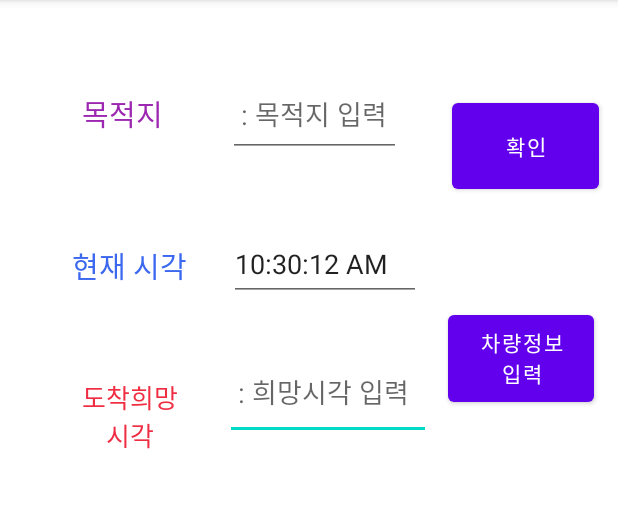
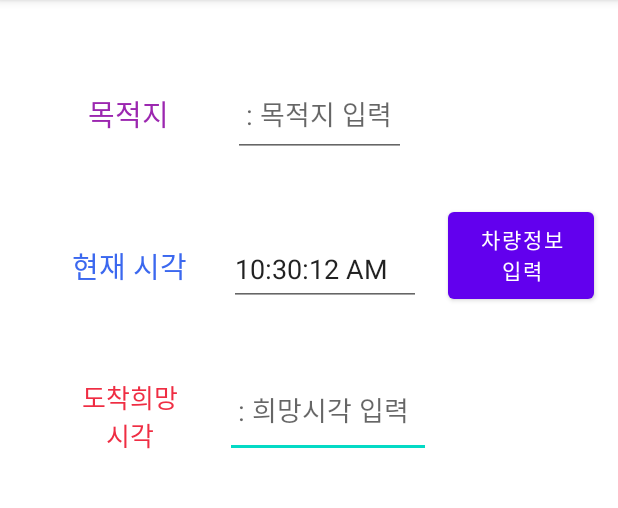
Before and after one commit to PcarChoong/PcarChoong, an Android app: the MainActivity screen opened directly, with no data from a screen before it, on a phone screen of 412 x 824 dp, the part 84-592 px from its top. Run offline under Robolectric (Android 15) with nearby library versions, the phone set to English and light mode, and no system bars; libraries missing offline, so code that uses them is left out: com.skt; network calls fail; 15 statements that could not run were skipped.

Commit message:
dabin-commit-2

```diff
--- a/app/src/main/java/com/example/pikachoong/MainActivity.java
+++ b/app/src/main/java/com/example/pikachoong/MainActivity.java
@@ -46,7 +46,7 @@ public class MainActivity extends AppCompatActivity implements TMapGpsManager.on
 
 
     private Button btn_remain;
-    private Button btn_confirm;
+//    private Button btn_confirm;
 
     private TMapData tmapdata;
     protected String space;
@@ -73,7 +73,7 @@ public class MainActivity extends AppCompatActivity implements TMapGpsManager.on
 
         setappointment_space(); // 약속 장소를 검색하고, 연관 리스트중 선택한 목적지를 텍스트로 나타내줌
 
-        StartNavigate(); // 목적지까지의 경로 나타내기
+//        StartNavigate(); // 목적지까지의 경로 나타내기
 
         Navigate n = new Navigate();
     }
@@ -110,6 +110,7 @@ public class MainActivity extends AppCompatActivity implements TMapGpsManager.on
             public void onClick(View view) {
                 Intent intent = new Intent(MainActivity.this, information.class);
                 //Intent(현재 액티비티(this), 이동할 액티비티(클래스))
+                intent.putExtra("mark", space);//"mark"라는 키값으로 목적지 명 전달
                 startActivity(intent); // activity 이동
             }//btn_batery를 클릭하면 수행할 동작
         });
@@ -161,18 +162,18 @@ public class MainActivity extends AppCompatActivity implements TMapGpsManager.on
     }
 
 
-    public void StartNavigate(){
-        btn_confirm = findViewById(R.id.btn_confirm);
-        btn_confirm.setOnClickListener(new View.OnClickListener() {
-            @Override
-            public void onClick(View view) {
-                Intent intent_space = new Intent(MainActivity.this, Navigate.class);
-                intent_space.putExtra("Mark", space);
-                startActivity(intent_space);
-
-            }
-        });
-    }
+//    public void StartNavigate(){
+//        btn_confirm = findViewById(R.id.btn_confirm);
+//        btn_confirm.setOnClickListener(new View.OnClickListener() {
+//            @Override
+//            public void onClick(View view) {
+//                Intent intent_space = new Intent(MainActivity.this, Navigate.class);
+//                intent_space.putExtra("Mark", space);
+//                startActivity(intent_space);
+//
+//            }
+//        });
+//    }
 
 
 
--- a/app/src/main/res/layout/activity_main.xml
+++ b/app/src/main/res/layout/activity_main.xml
@@ -12,25 +12,25 @@
         android:layout_width="97dp"
         android:layout_height="70dp"
         android:layout_marginEnd="10dp"
-        android:layout_marginBottom="40dp"
+        android:layout_marginBottom="120dp"
         android:text="차량정보\n입력"
         app:layout_constraintBottom_toTopOf="@+id/linearLayoutTmap"
         app:layout_constraintEnd_toEndOf="parent"
         app:layout_constraintStart_toEndOf="@+id/et_appointmenttime"
-        app:layout_constraintTop_toBottomOf="@+id/btn_confirm" />
+        app:layout_constraintTop_toBottomOf="@+id/et_appointmentSpace" />
 
-    <Button
-        android:id="@+id/btn_confirm"
-        android:layout_width="98dp"
-        android:layout_height="69dp"
-        android:layout_marginStart="15dp"
-        android:layout_marginTop="20dp"
-        android:layout_marginBottom="30dp"
-        android:text="확인"
-        app:layout_constraintBottom_toTopOf="@+id/btn_battery"
-        app:layout_constraintEnd_toEndOf="parent"
-        app:layout_constraintStart_toEndOf="@+id/et_appointmentSpace"
-        app:layout_constraintTop_toTopOf="parent" />
+<!--    <Button-->
+<!--        android:id="@+id/btn_confirm"-->
+<!--        android:layout_width="98dp"-->
+<!--        android:layout_height="69dp"-->
+<!--        android:layout_marginStart="15dp"-->
+<!--        android:layout_marginTop="20dp"-->
+<!--        android:layout_marginBottom="30dp"-->
+<!--        android:text="확인"-->
+<!--        app:layout_constraintBottom_toTopOf="@+id/btn_battery"-->
+<!--        app:layout_constraintEnd_toEndOf="parent"-->
+<!--        app:layout_constraintStart_toEndOf="@+id/et_appointmentSpace"-->
+<!--        app:layout_constraintTop_toTopOf="parent" />-->
 
     <TextView
         android:id="@+id/currentText"
@@ -53,8 +53,9 @@
         android:id="@+id/et_appointmenttime"
         android:layout_width="137dp"
         android:layout_height="64dp"
+        android:layout_marginTop="90dp"
         android:layout_marginEnd="5dp"
-        android:layout_marginBottom="4dp"
+        android:layout_marginBottom="1dp"
         android:ems="10"
         android:hint=" : 희망시각 입력"
         android:inputType="time"
@@ -68,24 +69,27 @@
         android:layout_width="115dp"
         android:layout_height="57dp"
         android:layout_marginTop="100dp"
-        android:layout_marginEnd="5dp"
+        android:layout_marginEnd="15dp"
         android:layout_marginBottom="150dp"
         android:ems="10"
         android:hint=" : 목적지 입력"
         android:inputType="text"
         app:layout_constraintBottom_toBottomOf="@+id/currentText"
-        app:layout_constraintEnd_toStartOf="@+id/btn_confirm"
+        app:layout_constraintEnd_toStartOf="@+id/btn_battery"
         app:layout_constraintStart_toEndOf="@+id/appointmentSpaceText"
         app:layout_constraintTop_toTopOf="parent" />
+<!--        app:layout_constraintEnd_toStartOf="@+id/btn_confirm"-->
+
+
 
     <EditText
         android:id="@+id/et_currenttime"
         android:layout_width="128dp"
         android:layout_height="49dp"
         android:layout_marginStart="10dp"
-        android:layout_marginTop="45dp"
+        android:layout_marginTop="150dp"
         android:layout_marginEnd="136dp"
-        android:layout_marginBottom="50dp"
+        android:layout_marginBottom="80dp"
         android:ems="10"
         android:inputType="time"
         app:layout_constraintBottom_toTopOf="@+id/btn_battery"
@@ -114,7 +118,7 @@
         android:id="@+id/appointmentSpaceText"
         android:layout_width="105dp"
         android:layout_height="56dp"
-        android:layout_marginStart="15dp"
+        android:layout_marginStart="20dp"
         android:layout_marginTop="40dp"
         android:layout_marginEnd="5dp"
         android:layout_marginBottom="20dp"
```
Also changed, not shown: app/src/main/java/com/example/pikachoong/Navigate.java (+25 -23 lines), app/src/main/java/com/example/pikachoong/charge/Stations.java (+7 -1 lines), app/src/main/java/com/example/pikachoong/information.java (+26 -41 lines).
